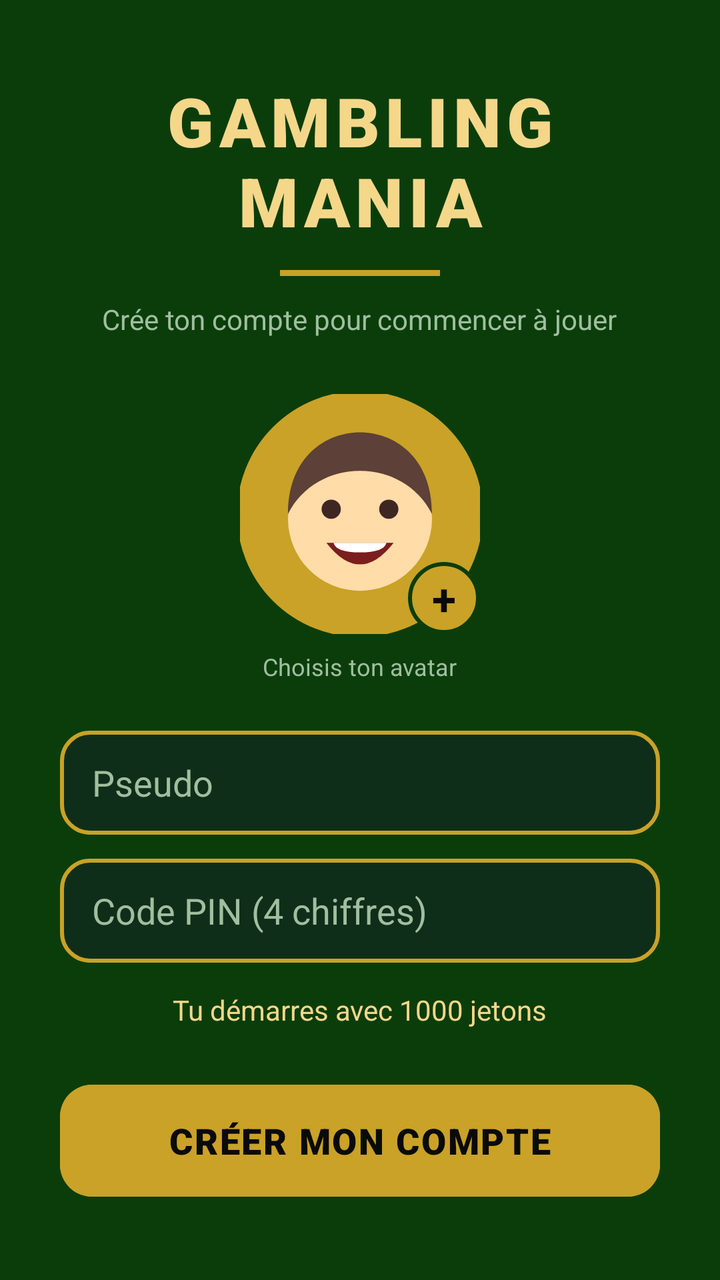
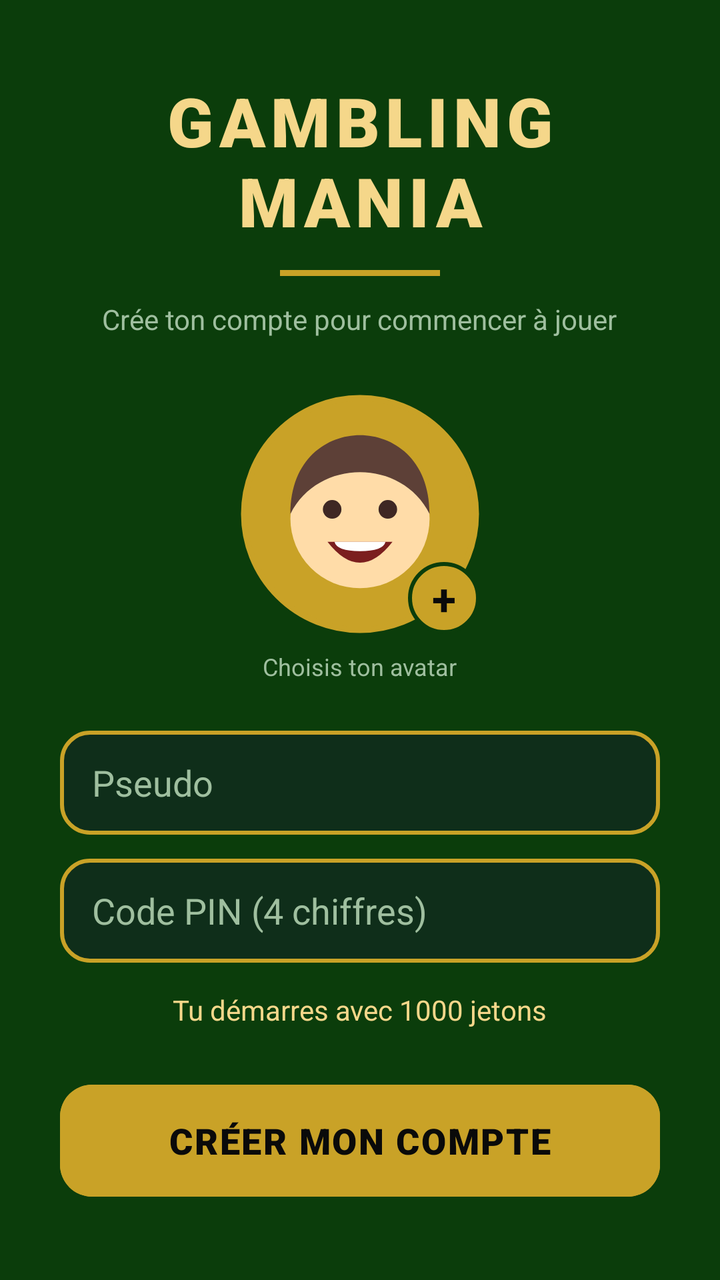

The first picture is an Android layout as it rendered before a commit; the second is the same layout after the commit. The layout source and the unified diff follow.
<!-- AndroidManifest.xml: application theme Theme.My_Application_Sandbox -->
<!-- res/layout/activity_account.xml -->
<?xml version="1.0" encoding="utf-8"?>
<ScrollView xmlns:android="http://schemas.android.com/apk/res/android"
    xmlns:app="http://schemas.android.com/apk/res-auto"
    android:id="@+id/main"
    android:layout_width="match_parent"
    android:layout_height="match_parent"
    android:background="#0B3D0B"
    android:clipToPadding="false"
    android:fillViewport="true">

    <LinearLayout
        android:layout_width="match_parent"
        android:layout_height="match_parent"
        android:gravity="center"
        android:orientation="vertical"
        android:padding="30dp">

        <TextView
            android:layout_width="wrap_content"
            android:layout_height="wrap_content"
            android:fontFamily="sans-serif-black"
            android:gravity="center"
            android:letterSpacing="0.08"
            android:text="GAMBLING\nMANIA"
            android:textColor="#F5D78A"
            android:textSize="34sp" />

        <View
            android:layout_width="80dp"
            android:layout_height="3dp"
            android:layout_marginTop="12dp"
            android:background="#C9A227" />

        <TextView
            android:layout_width="wrap_content"
            android:layout_height="wrap_content"
            android:layout_marginTop="12dp"
            android:text="Crée ton compte pour commencer à jouer"
            android:textColor="#9FBF9F"
            android:textSize="14sp" />

        
        <FrameLayout
            android:id="@+id/avatar_zone"
            android:layout_width="120dp"
            android:layout_height="120dp"
            android:layout_marginTop="28dp"
            android:clickable="true"
            android:focusable="true">

            <com.google.android.material.imageview.ShapeableImageView
                android:id="@+id/img_avatar"
                android:layout_width="match_parent"
                android:layout_height="match_parent"
                android:scaleType="centerCrop"
                android:src="@drawable/avatar_1"
                app:shapeAppearanceOverlay="@style/ShapeAppearance.Circle"
                app:strokeColor="#C9A227"
                app:strokeWidth="3dp" />

            <TextView
                android:layout_width="36dp"
                android:layout_height="36dp"
                android:layout_gravity="bottom|end"
                android:background="@drawable/badge_gold"
                android:gravity="center"
                android:text="+"
                android:textColor="#0A0A0A"
                android:textSize="22sp"
                android:textStyle="bold" />
        </FrameLayout>

        <TextView
            android:layout_width="wrap_content"
            android:layout_height="wrap_content"
            android:layout_marginTop="8dp"
            android:text="Choisis ton avatar"
            android:textColor="#9FBF9F"
            android:textSize="12sp" />

        <EditText
            android:id="@+id/edit_name"
            android:layout_width="match_parent"
            android:layout_height="52dp"
            android:layout_marginTop="24dp"
            android:background="@drawable/card_bg"
            android:hint="Pseudo"
            android:imeOptions="actionNext"
            android:inputType="textPersonName"
            android:maxLength="16"
            android:paddingHorizontal="16dp"
            android:singleLine="true"
            android:textColor="#FFFFFF"
            android:textColorHint="#9FBF9F" />

        <EditText
            android:id="@+id/edit_pin"
            android:layout_width="match_parent"
            android:layout_height="52dp"
            android:layout_marginTop="12dp"
            android:background="@drawable/card_bg"
            android:hint="Code PIN (4 chiffres)"
            android:imeOptions="actionDone"
            android:inputType="numberPassword"
            android:maxLength="4"
            android:paddingHorizontal="16dp"
            android:singleLine="true"
            android:textColor="#FFFFFF"
            android:textColorHint="#9FBF9F" />

        <TextView
            android:layout_width="wrap_content"
            android:layout_height="wrap_content"
            android:layout_marginTop="14dp"
            android:text="Tu démarres avec 1000 jetons"
            android:textColor="#F5D78A"
            android:textSize="14sp" />

        <Button
            android:id="@+id/btn_create"
            android:layout_width="match_parent"
            android:layout_height="64dp"
            android:layout_marginTop="24dp"
            android:backgroundTint="#C9A227"
            android:elevation="6dp"
            android:fontFamily="sans-serif-black"
            android:letterSpacing="0.05"
            android:text="CRÉER MON COMPTE"
            android:textColor="#0A0A0A"
            android:textSize="18sp"
            app:cornerRadius="16dp" />
    </LinearLayout>
</ScrollView>
<!-- resources referenced by this layout -->
<resources>
  <!-- drawable avatar_1 (drawable) -->
  <?xml version="1.0" encoding="utf-8"?>
  <vector xmlns:android="http://schemas.android.com/apk/res/android"
      android:width="256dp" android:height="256dp"
      android:viewportWidth="100" android:viewportHeight="100">
      <path android:fillColor="#C9A227" android:pathData="M0,0h100v100h-100z"/>
      <path android:fillColor="#FFDCA8"
          android:pathData="M20,52 a30,30 0 1,0 60,0 a30,30 0 1,0 -60,0 Z"/>
      <path android:fillColor="#5D4037"
          android:pathData="M20,50 C20,26 36,16 50,16 C64,16 80,26 80,50 C74,38 62,32 50,32 C38,32 26,38 20,50 Z"/>
      <path android:fillColor="#3E2723"
          android:pathData="M34,48 a4,4 0 1,0 8,0 a4,4 0 1,0 -8,0 Z M58,48 a4,4 0 1,0 8,0 a4,4 0 1,0 -8,0 Z"/>
      <path android:fillColor="#7B1E1E" android:pathData="M36,62 Q50,80 64,62 Z"/>
      <path android:fillColor="#FFFFFF"
          android:pathData="M39,62 H61 Q60,66 50,66 Q40,66 39,62 Z"/>
  </vector>
  <!-- drawable badge_gold (drawable) -->
  <?xml version="1.0" encoding="utf-8"?>
  <shape xmlns:android="http://schemas.android.com/apk/res/android" android:shape="oval">
      <solid android:color="#C9A227"/>
      <stroke android:width="2dp" android:color="#0B3D0B"/>
  </shape>
  <!-- drawable card_bg (drawable) -->
  <?xml version="1.0" encoding="utf-8"?>
  <shape xmlns:android="http://schemas.android.com/apk/res/android">
      <solid android:color="#0F2E1A"/>
      <stroke android:width="2dp" android:color="#C9A227"/>
      <corners android:radius="14dp"/>
  </shape>
  <style name="ShapeAppearance.Circle" parent="">
          <item name="cornerFamily">rounded</item>
          <item name="cornerSize">50%</item>
      </style>
  <style name="Theme.My_Application_Sandbox" parent="Base.Theme.My_Application_Sandbox" />
  <style name="Base.Theme.My_Application_Sandbox" parent="Theme.Material3.DayNight.NoActionBar">
          
          <item name="materialAlertDialogTheme">@style/Casino.Dialog</item>
          
      </style>
  <style name="Casino.Dialog" parent="ThemeOverlay.Material3.MaterialAlertDialog">
          <item name="colorSurface">#0F2E1A</item>
          <item name="colorOnSurface">#FFFFFF</item>
          <item name="colorOnSurfaceVariant">#F5D78A</item>
          <item name="colorPrimary">#C9A227</item>
          <item name="materialAlertDialogTitleTextStyle">@style/Casino.DialogTitle</item>
          <item name="android:backgroundDimAmount">0.8</item>
      </style>
  <style name="Casino.DialogTitle" parent="MaterialAlertDialog.Material3.Title.Text">
          <item name="android:textColor">#C9A227</item>
          <item name="android:textStyle">bold</item>
      </style>
</resources>

<!-- the commit's change to res/layout/activity_account.xml (unified diff, before → after) -->
@@ -52,6 +52,7 @@
                 android:id="@+id/img_avatar"
                 android:layout_width="match_parent"
                 android:layout_height="match_parent"
+                android:padding="2dp"
                 android:scaleType="centerCrop"
                 android:src="@drawable/avatar_1"
                 app:shapeAppearanceOverlay="@style/ShapeAppearance.Circle"
